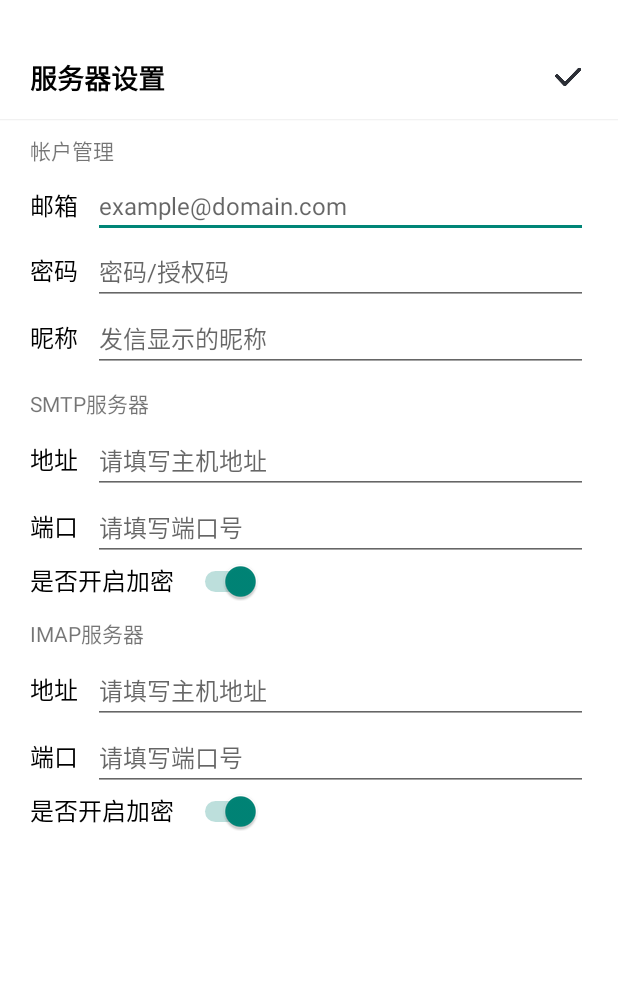
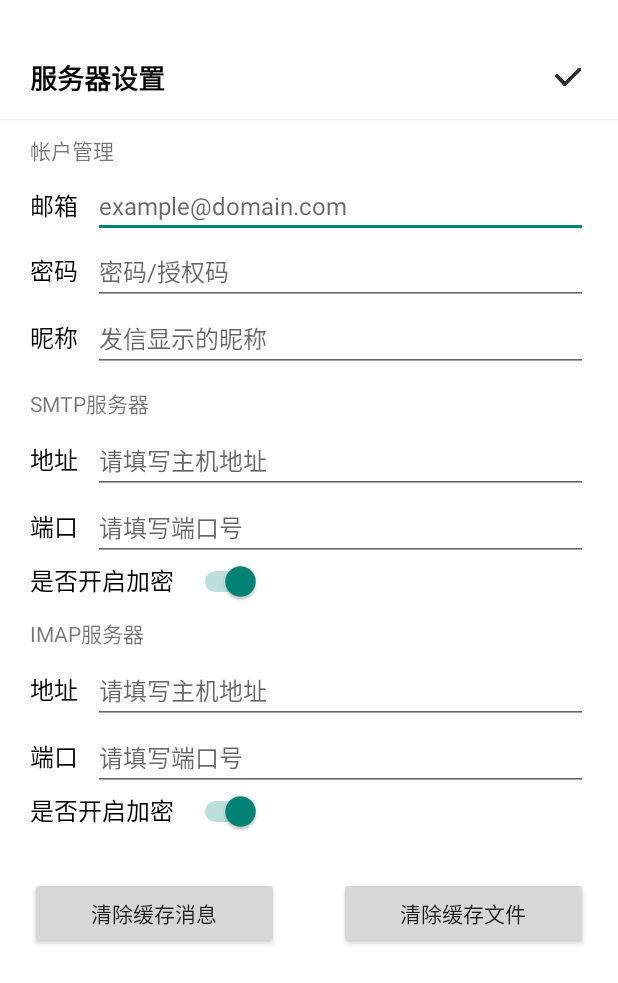
Before and after one commit to Yuki0227/MobileApplicationDevelopmentAPP, an Android app: the ConfigActivity screen opened directly, with no data from a screen before it, on a phone screen of 412 x 824 dp. Shown: the top 983 px of the screen. Run offline under Robolectric (Android 15) with nearby library versions, the phone set to English and light mode, and no system bars; libraries missing offline, so code that uses them is left out: org.litepal; 2 statements that could not run were skipped.

Commit message:
邮箱功能完成

```diff
--- a/app/src/main/java/com/app/email/EmailFragment.java
+++ b/app/src/main/java/com/app/email/EmailFragment.java
@@ -13,9 +13,9 @@ import androidx.fragment.app.Fragment;
 
 import com.app.MyApplication;
 import com.app.R;
+import com.app.email.activity.ConfigActivity;
 import com.app.email.activity.ListActivity;
 import com.app.email.activity.SendActivity;
-import com.app.email.activity.SettingsActivity;
 import com.app.email.controls.Controls;
 import com.smailnet.emailkit.EmailKit;
 import com.smailnet.microkv.MicroKV;
@@ -73,7 +73,7 @@ public class EmailFragment extends Fragment {
                 .setOnClickListener(v -> startActivity(new Intent(getActivity(), SendActivity.class)));
 
         getView().findViewById(R.id.email_activity_main_settings_btn)
-                .setOnClickListener(v -> startActivity(new Intent(getActivity(), SettingsActivity.class)));
+                .setOnClickListener(v -> startActivity(new Intent(getActivity(), ConfigActivity.class)));
 
         listView = getView().findViewById(R.id.email_activity_main_list);
         listView.setOnItemClickListener((parent, view, position, id) -> {
--- a/app/src/main/java/com/app/email/activity/ConfigActivity.java
+++ b/app/src/main/java/com/app/email/activity/ConfigActivity.java
@@ -1,6 +1,7 @@
 package com.app.email.activity;
 
 import android.os.Bundle;
+import android.os.Handler;
 import android.text.TextUtils;
 import android.widget.EditText;
 import android.widget.Switch;
@@ -9,8 +10,11 @@ import com.app.MyApplication;
 import com.app.R;
 import com.app.email.BaseActivity;
 import com.app.email.controls.Controls;
+import com.app.email.table.LocalMsg;
 import com.smailnet.emailkit.EmailKit;
 import com.smailnet.microkv.MicroKV;
+
+import org.litepal.LitePal;
 
 public class ConfigActivity extends BaseActivity {
 
@@ -21,6 +25,31 @@ public class ConfigActivity extends BaseActivity {
     protected void onCreate(Bundle savedInstanceState) {
         super.onCreate(savedInstanceState);
         setContentView(R.layout.email_activity_config);
+        findViewById(R.id.email_activity_config_db_btn)
+                .setOnClickListener(v -> {
+                    LitePal.deleteAll(LocalMsg.class);
+                    Controls.toast("已清除");
+                });
+
+        findViewById(R.id.email_activity_config_sp_btn)
+                .setOnClickListener(v -> {
+                    MicroKV.customize("config", true).removeKV("folder_name");
+                    Controls.toast("已清除");
+                });
+
+        new Handler().postDelayed(() -> {
+            MicroKV kv = MicroKV.customize("config", true);
+            if (kv.containsKV("account")) {
+                EmailKit.Config config = new EmailKit.Config()
+                        .setAccount(kv.getString("account"))
+                        .setPassword(kv.getString("password"))
+                        .setSMTP(kv.getString("smtp_host"), kv.getInt("smtp_port"), kv.getBoolean("smtp_ssl"))
+                        .setIMAP(kv.getString("imap_host"), kv.getInt("imap_port"), kv.getBoolean("imap_ssl"));
+                MyApplication.setConfig(config);
+                fillData();
+            }
+        }, 0);
+
         Controls.getTitleBar()
                 .display(this, "服务器设置", R.drawable.email_confirm, () -> {
                     if (setData()) {
@@ -33,7 +62,6 @@ public class ConfigActivity extends BaseActivity {
                                     public void onSuccess() {
                                         saveData();
                                         progressDialog.dismiss();
-                                        //startActivity(new Intent(ConfigActivity.this, ));
                                         finish();
                                     }
 
@@ -45,6 +73,22 @@ public class ConfigActivity extends BaseActivity {
                                 }));
                     }
                 });
+    }
+
+
+    private void fillData() {
+        EmailKit.Config config = MyApplication.getConfig();
+
+
+        ((EditText) findViewById(R.id.email_activity_config_account_et)).setText(config.getAccount());
+        ((EditText) findViewById(R.id.email_activity_config_password_et)).setText(config.getPassword());
+        ((EditText) findViewById(R.id.email_activity_config_smtp_host_et)).setText(config.getSMTPHost());
+        ((EditText) findViewById(R.id.email_activity_config_imap_host_et)).setText(config.getIMAPHost());
+        ((EditText) findViewById(R.id.email_activity_config_smtp_port_et)).setText(String.valueOf(config.getSMTPPort()));
+        ((EditText) findViewById(R.id.email_activity_config_imap_port_et)).setText(String.valueOf(config.getIMAPPort()));
+        ((Switch) findViewById(R.id.email_activity_config_smtp_ssl_switch)).setChecked(true);
+        ((Switch) findViewById(R.id.email_activity_config_imap_ssl_switch)).setChecked(true);
+
     }
 
     /**
--- a/app/src/main/res/layout/activity_main.xml
+++ b/app/src/main/res/layout/activity_main.xml
@@ -3,7 +3,8 @@
     xmlns:tools="http://schemas.android.com/tools"
     android:layout_width="match_parent"
     android:layout_height="match_parent"
-    tools:context=".MainActivity">
+    tools:context=".MainActivity"
+    android:paddingTop="24dp">
 
 
     <LinearLayout
--- a/app/src/main/res/layout/email_activity_config.xml
+++ b/app/src/main/res/layout/email_activity_config.xml
@@ -288,6 +288,36 @@
 
             </LinearLayout>
 
+            <LinearLayout
+                android:layout_width="match_parent"
+                android:layout_height="wrap_content"
+                android:orientation="horizontal"
+                android:layout_marginTop="20dp">
+
+                <Button
+                    android:id="@+id/email_activity_config_db_btn"
+                    android:layout_width="match_parent"
+                    android:layout_height="wrap_content"
+                    android:layout_weight="1"
+                    android:layout_marginTop="10dp"
+                    android:layout_marginStart="20dp"
+                    android:layout_marginEnd="20dp"
+                    android:text="清除缓存消息"
+                    tools:ignore="HardcodedText" />
+
+                <Button
+                    android:id="@+id/email_activity_config_sp_btn"
+                    android:layout_width="match_parent"
+                    android:layout_height="wrap_content"
+                    android:layout_weight="1"
+                    android:layout_marginTop="10dp"
+                    android:layout_marginStart="20dp"
+                    android:layout_marginEnd="20dp"
+                    android:text="清除缓存文件"
+                    tools:ignore="HardcodedText" />
+
+            </LinearLayout>
+
         </LinearLayout>
 
     </ScrollView>
--- a/app/src/main/res/layout/fragment_email.xml
+++ b/app/src/main/res/layout/fragment_email.xml
@@ -5,7 +5,7 @@
     android:layout_height="match_parent"
     android:orientation="vertical"
     tools:context=".email.EmailFragment"
-    android:paddingTop="24dp">
+    >
 
     <RelativeLayout
         android:layout_width="match_parent"
--- a/app/src/main/res/layout/fragment_user.xml
+++ b/app/src/main/res/layout/fragment_user.xml
@@ -18,4 +18,5 @@
         android:layout_height="wrap_content"
         android:text="点击登录" />
 
+
 </RelativeLayout>
```
Also changed, not shown: EmalKit-library/src/main/java/com/smailnet/emailkit/EmailKit.java (+8 -8 lines), app/src/main/java/com/app/email/activity/SettingsActivity.java (+3 -4 lines).
